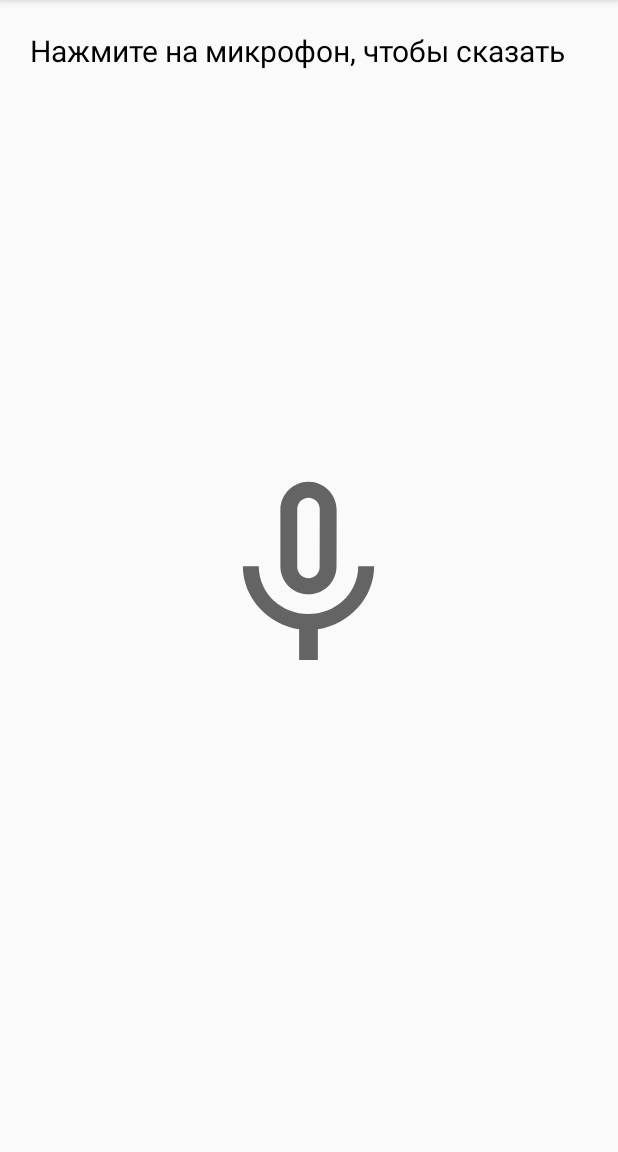
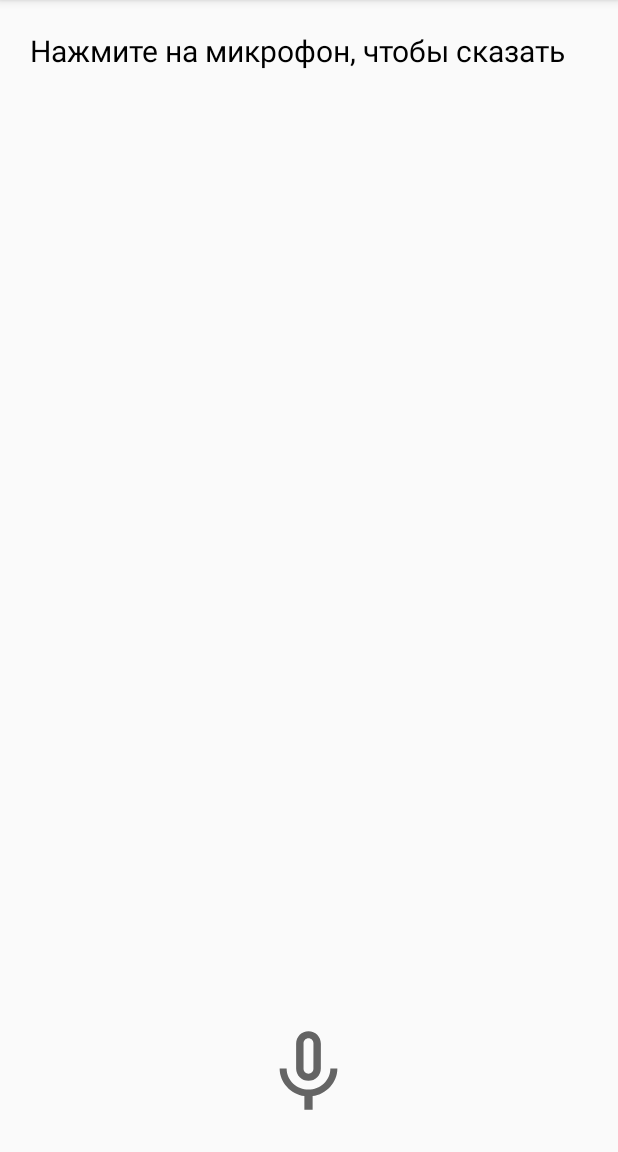
Before and after one commit to rezon666/Burunduk, an Android app: the screen it shows after launch (MainActivity), on a phone screen of 412 x 824 dp, the part 84-1236 px from its top. Run offline under Robolectric (Android 15) with nearby library versions, the phone set to English and light mode, and no system bars.

Commit message:
update base

```diff
--- a/app/src/main/res/layout/activity_main.xml
+++ b/app/src/main/res/layout/activity_main.xml
@@ -17,10 +17,11 @@
 
     <ImageButton
         android:id="@+id/voiceBtn"
-        android:layout_width="150dp"
-        android:layout_height="150dp"
+        android:layout_width="66dp"
+        android:layout_height="66dp"
+        android:layout_alignParentBottom="true"
         android:layout_centerHorizontal="true"
-        android:layout_centerVertical="true"
+        android:layout_marginBottom="0dp"
         android:background="@null"
         android:scaleType="fitCenter"
         android:src="@drawable/ic_mic" />
```
